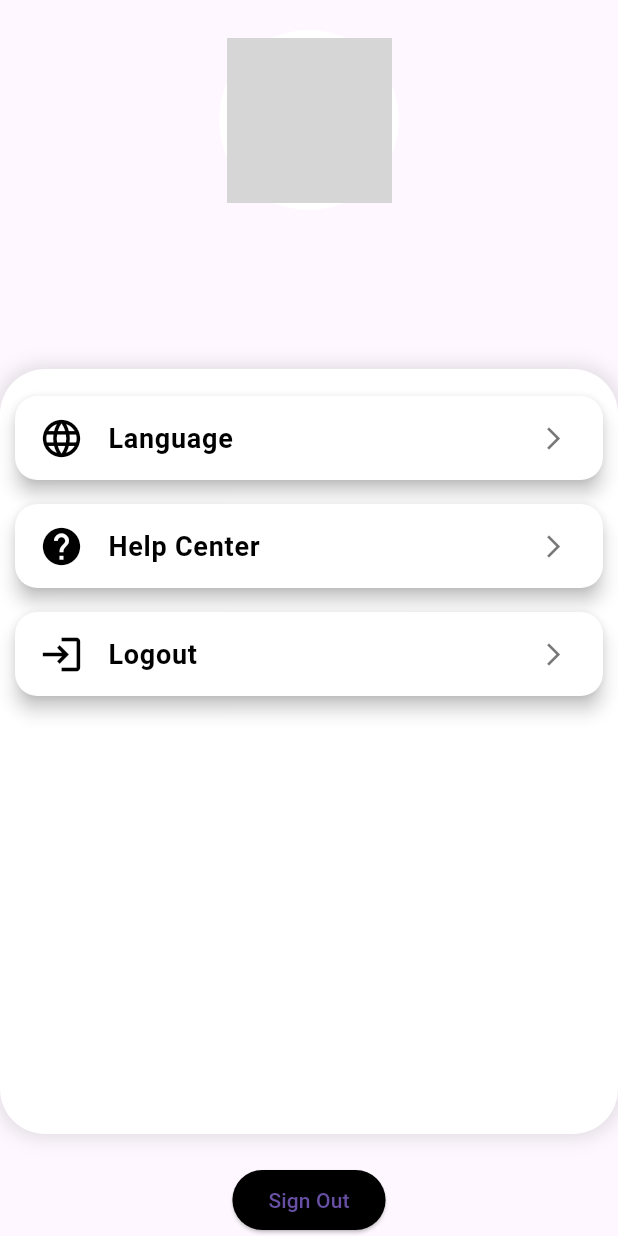
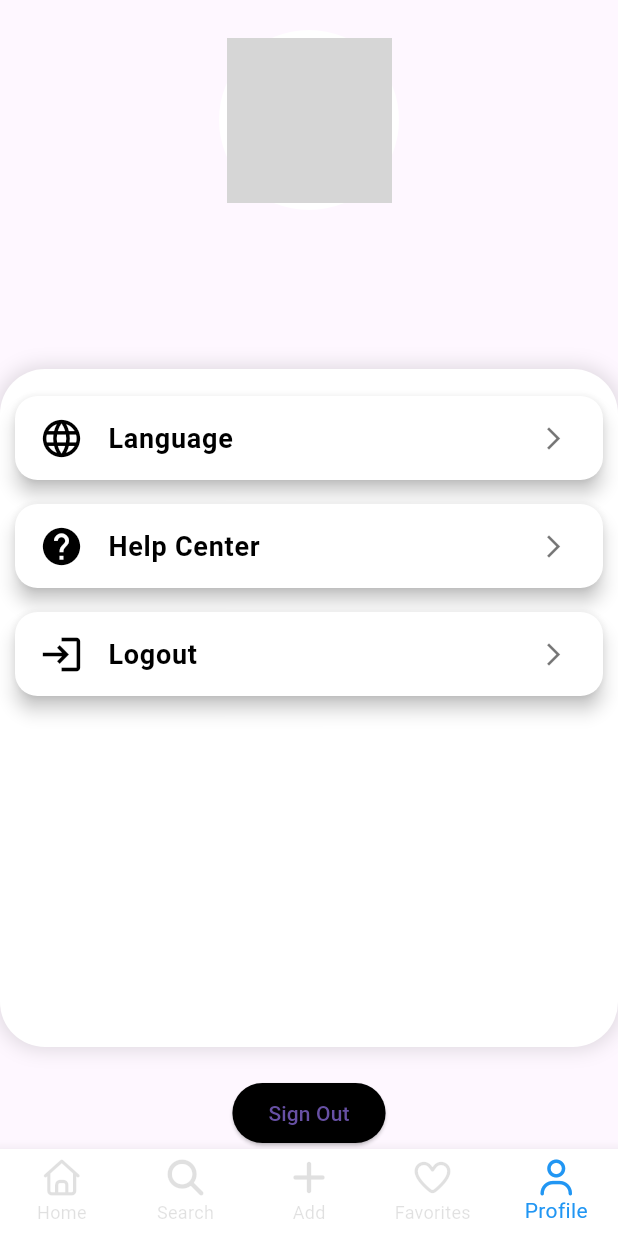
Before and after one commit to ameen055/spotify_clone, a Flutter app: the screen it shows once a user with an empty profile is signed in, item 5 of the bottom bar chosen, after a tap on "Sign Out", on a phone screen of 412 x 824 dp. Run offline on Flutter 3.47's test engine with Material 3 defaults, Android fonts, the phone set to English and light mode, and no system bars; our stand-ins replace bloc, cloud_firestore, file_picker, firebase_auth, firebase_core, firebase_storage and 5 more; accounts and stored records are empty; network calls fail; grey boxes are pictures that could not be loaded.

Commit message:
updated the bottom nav bar ui & updated the hero card to dislpay login use name

```diff
--- a/lib/View/pages/favourites.dart
+++ b/lib/View/pages/favourites.dart
@@ -1,38 +1,53 @@
 import 'package:cloud_firestore/cloud_firestore.dart';
-import 'package:flutter/cupertino.dart';
 import 'package:flutter/material.dart';
 
 import '../../Data/model/audios_model.dart';
 
 class FavouritePage extends StatelessWidget {
+  const FavouritePage({super.key});
+
   @override
   Widget build(BuildContext context) {
     return Scaffold(
+      backgroundColor: Color(0xffffffff),
+      appBar: AppBar(title: Text("Favourites")),
       body: StreamBuilder<QuerySnapshot>(
         stream: FirebaseFirestore.instance
             .collection('audios')
             .where('isFavourite', isEqualTo: true)
             .snapshots(),
-        builder: (context, snapshot){
-          if(snapshot.connectionState == ConnectionState.waiting){
-            return const Center(child: CircularProgressIndicator(),);
+        builder: (context, snapshot) {
+          if (snapshot.connectionState == ConnectionState.waiting) {
+            return const Center(child: CircularProgressIndicator());
           }
-          if(!snapshot.hasData|| snapshot.data!.docs.isEmpty){
-            return const Center(child: Text("No Favourites yet"),);
+          if (!snapshot.hasData || snapshot.data!.docs.isEmpty) {
+            return const Center(child: Text("No Favourites yet"));
           }
-          final songs = snapshot.data!.docs.map((doc) => Audios.fromFirestore(doc.data()
-          as Map<String, dynamic>, docId: '')).toList();
+          final songs = snapshot.data!.docs
+              .map(
+                (doc) => Audios.fromFirestore(
+                  doc.data() as Map<String, dynamic>,
+                  docId: '',
+                ),
+              )
+              .toList();
 
           return ListView.builder(
-              itemCount: songs.length,
-              itemBuilder: (context, index){
-                final song = songs[index];
-                return ListTile(
-                  leading: Image.network(song.coverUrl, width: 50, height: 50, fit: BoxFit.cover),
-                  title:  Text(song.title),
-                  subtitle: Text(song.artist),
-                );
-              });
+            itemCount: songs.length,
+            itemBuilder: (context, index) {
+              final song = songs[index];
+              return ListTile(
+                leading: Image.network(
+                  song.coverUrl,
+                  width: 50,
+                  height: 50,
+                  fit: BoxFit.cover,
+                ),
+                title: Text(song.title),
+                subtitle: Text(song.artist),
+              );
+            },
+          );
         },
       ),
     );
--- a/lib/View/pages/home_page.dart
+++ b/lib/View/pages/home_page.dart
@@ -22,8 +22,13 @@ class HomePage extends StatefulWidget {
 class _HomePageState extends State<HomePage> {
   int _selectedIndex = 0;
 
-  List<Widget> get _pages => [homeBodyWidget()];
-
+  List<Widget> get _pages => [
+    homeBodyWidget(),
+    Container(), // Search will use showSearch, so placeholder
+    Container(), // Add will be handled separately
+    FavouritePage(),
+    ProfilePage(),
+  ];
   final storageRef = FirebaseStorage.instance.ref();
 
   Future<void> uploadSong(Audios newAudio) async {
@@ -121,7 +126,7 @@ class _HomePageState extends State<HomePage> {
   @override
   Widget build(BuildContext context) {
     return Scaffold(
-      appBar: AppBarWidget(),
+      // appBar: AppBarWidget(),
       backgroundColor: Color(0xffffffff),
       body: _pages[_selectedIndex],
       // floatingActionButtonLocation: FloatingActionButtonLocation.miniCenterDocked,
@@ -145,6 +150,7 @@ class _HomePageState extends State<HomePage> {
   Widget homeBodyWidget() {
     return ListView(
       children: [
+        SizedBox(height: 20),
         HeroCardWidget(),
         SizedBox(height: 15),
         AlbumWidget(),
--- a/lib/View/pages/profile_page.dart
+++ b/lib/View/pages/profile_page.dart
@@ -117,9 +117,10 @@ class ProfilePageState extends State<ProfilePage> {
           const SizedBox(height: 20),
           ElevatedButton(
             onPressed: _signUserOut,
+            style: ElevatedButton.styleFrom(backgroundColor: Colors.black),
             child: const Text("Sign Out"),
-            style: ElevatedButton.styleFrom(backgroundColor: Colors.black),
           ),
+
         ],
       ),
     );
--- a/lib/View/widgets/home_widget/albums.dart
+++ b/lib/View/widgets/home_widget/albums.dart
@@ -1,41 +1,44 @@
 import 'package:cloud_firestore/cloud_firestore.dart';
 import 'package:flutter/material.dart';
 import 'package:just_audio/just_audio.dart';
-
 import '../../../Data/model/audios_model.dart';
 
 class AlbumWidget extends StatefulWidget {
   const AlbumWidget({super.key});
 
   @override
-  _AlbumWidgetState createState() => _AlbumWidgetState();
+  State<AlbumWidget> createState() => _AlbumWidgetState();
 }
 
 class _AlbumWidgetState extends State<AlbumWidget> {
-  // map to hold AudioPlayer instances for each audio url
   final Map<String, AudioPlayer> _players = {};
-
-  // it will store URL od the audio currently displayed
   String? _currentUrl;
-
-  //it store the URL of the next audio tht should play
   String? _toPlayUrl;
 
-  // a Future that will fetch and preload the list of audios form firestore
-  late Future<List<Audios>> _futureAudios;
+  // Static cache so it persists even if widget is rebuilt
+  static List<Audios> _cachedAudios = [];
+  static bool _hasLoaded = false;
 
-  //it fetch audio data form firestore and preloads them using just_audio
-  Future<List<Audios>> fetchAndPreloadAudios() async {
-    // Get all documents from "audios" collection in firestore
-    final snapshot = await FirebaseFirestore.instance
-        .collection('audios')
-        .get();
-    // convert each doc to an audios object using firestore
+  bool _isLoading = false;
+
+  @override
+  void initState() {
+    super.initState();
+    if (!_hasLoaded) {
+      _isLoading = true;
+      _fetchAndPreloadAudios();
+    }
+  }
+
+  Future<void> _fetchAndPreloadAudios() async {
+    try {
+      final snapshot =
+      await FirebaseFirestore.instance.collection('audios').get();
+
       final audios = snapshot.docs
           .map((doc) => Audios.fromFirestore(doc.data(), docId: ''))
           .toList();
 
-    // for preloading the audio
       for (var song in audios) {
         if (!_players.containsKey(song.url)) {
           final player = AudioPlayer();
@@ -43,12 +46,20 @@ class _AlbumWidgetState extends State<AlbumWidget> {
             await player.setUrl(song.url);
             _players[song.url] = player;
           } catch (e) {
-          // if loading fails , print error
             print("Failed to preload ${song.url}: $e");
           }
         }
       }
-    return audios;
+
+      setState(() {
+        _cachedAudios = audios;
+        _hasLoaded = true;
+        _isLoading = false;
+      });
+    } catch (e) {
+      print("Error fetching audios: $e");
+      setState(() => _isLoading = false);
+    }
   }
 
   Future<void> _togglePlayPause(String url) async {
@@ -82,13 +93,6 @@ class _AlbumWidgetState extends State<AlbumWidget> {
     }
   }
 
-
-  @override
-  void initState() {
-    super.initState();
-    _futureAudios = fetchAndPreloadAudios();
-  }
-
   @override
   void dispose() {
     for (var player in _players.values) {
@@ -118,32 +122,24 @@ class _AlbumWidgetState extends State<AlbumWidget> {
         const SizedBox(height: 10),
         SizedBox(
           height: 160,
-          child: FutureBuilder<List<Audios>>(
-            future: _futureAudios,
-            builder: (context, snapshot) {
-              if (snapshot.connectionState == ConnectionState.waiting) {
-                return const Center(child: CircularProgressIndicator());
-              } else if (snapshot.hasError) {
-                return Center(child: Text("Error: ${snapshot.error}"));
-              } else if (!snapshot.hasData || snapshot.data!.isEmpty) {
-                return const Center(child: Text("No songs found"));
-              }
-              final audios = snapshot.data!;
-
-              return ListView.separated(
+          child: _isLoading
+              ? const Center(child: CircularProgressIndicator())
+              : _cachedAudios.isEmpty
+              ? const Center(child: Text("No songs found"))
+              : ListView.separated(
             padding: const EdgeInsets.only(left: 32.0),
             scrollDirection: Axis.horizontal,
-                itemCount: audios.length,
-                separatorBuilder: (context, index) => const SizedBox(width: 12),
+            itemCount: _cachedAudios.length,
+            separatorBuilder: (context, index) =>
+            const SizedBox(width: 12),
             itemBuilder: (context, index) {
-                  final song = audios[index];
+              final song = _cachedAudios[index];
               final isPlaying = _toPlayUrl == song.url;
 
               return SingleChildScrollView(
                 child: Column(
                   crossAxisAlignment: CrossAxisAlignment.start,
                   children: [
-                        // Image Container
                     Container(
                       height: 120,
                       width: 160,
@@ -166,11 +162,13 @@ class _AlbumWidgetState extends State<AlbumWidget> {
                               height: 120,
                               width: 160,
                               fit: BoxFit.cover,
-                                  errorBuilder: (context, error, stackTrace) {
+                              errorBuilder:
+                                  (context, error, stackTrace) {
                                 return Container(
                                   height: 120,
                                   color: Colors.grey[300],
-                                      child: const Icon(Icons.broken_image),
+                                  child: const Icon(
+                                      Icons.broken_image),
                                 );
                               },
                             ),
@@ -179,12 +177,9 @@ class _AlbumWidgetState extends State<AlbumWidget> {
                             bottom: 6,
                             right: 6,
                             child: InkWell(
-                                  onTap: () => _togglePlayPause(song.url),
+                              onTap: () =>
+                                  _togglePlayPause(song.url),
                               child: Container(
-                                    padding: const EdgeInsets.only(
-                                      bottom: 2,
-                                      right: 2,
-                                    ),
                                 width: 35,
                                 height: 35,
                                 decoration: const BoxDecoration(
@@ -196,7 +191,7 @@ class _AlbumWidgetState extends State<AlbumWidget> {
                                       ? Icons.pause
                                       : Icons.play_arrow_rounded,
                                   size: 20,
-                                      color: Color(0xff000000),
+                                  color: const Color(0xff000000),
                                 ),
                               ),
                             ),
@@ -233,8 +228,6 @@ class _AlbumWidgetState extends State<AlbumWidget> {
                 ),
               );
             },
-              );
-            },
           ),
         ),
       ],
--- a/lib/View/widgets/home_widget/hero_card.dart
+++ b/lib/View/widgets/home_widget/hero_card.dart
@@ -1,8 +1,38 @@
+import 'package:cloud_firestore/cloud_firestore.dart';
+import 'package:firebase_auth/firebase_auth.dart';
 import 'package:flutter/material.dart';
 
-class HeroCardWidget extends StatelessWidget{
+class HeroCardWidget extends StatefulWidget{
   const HeroCardWidget({super.key});
 
+  @override
+  State<HeroCardWidget> createState() => _HeroCardWidgetState();
+}
+
+class _HeroCardWidgetState extends State<HeroCardWidget> {
+  User? user = FirebaseAuth.instance.currentUser;
+  String name = "";
+
+  void _fetchUser() async {
+    if (user != null){
+      DocumentSnapshot userDoc = await FirebaseFirestore.instance
+      .collection('users')
+      .doc(user!.uid)
+      .get();
+
+      if (userDoc.exists){
+        setState(() {
+          name = userDoc['name'] ?? "";
+        });
+      }
+    }
+  }
+
+  @override
+  void initState(){
+    super.initState();
+    _fetchUser();
+  }
   @override
   Widget build(BuildContext context){
     return Padding(
@@ -11,7 +41,13 @@ class HeroCardWidget extends StatelessWidget{
         height: 130,
         width: 320,
         decoration: BoxDecoration(
-          color: Color(0xff42C83C), // Spotify green
+          gradient: LinearGradient(
+begin: Alignment.topCenter,
+end: Alignment.bottomCenter,
+              colors: [
+                Color(0xff0478ef),
+                Color(0xff4cc5fe),
+              ]),
           borderRadius: BorderRadius.circular(20),
         ),
         child: Stack(
@@ -22,35 +58,27 @@ class HeroCardWidget extends StatelessWidget{
               top: 20,
               child: Column(
                 crossAxisAlignment: CrossAxisAlignment.start,
-                children: const [
+                children: [
+                  // const Text(
+                  //   "Hi,",
+                  //   style: TextStyle(fontSize: 19, color: Colors.white70),
+                  // ),
+                  const SizedBox(height: 5),
                   Text(
-                    "New Album",
-                    style: TextStyle(fontSize: 12, color: Colors.white70),
-                  ),
-                  SizedBox(height: 5),
-                  Text(
-                    "Happier Than\nEver",
-                    style: TextStyle(
+                    "Hey $name 👋",
+
+                    style: const TextStyle(
                       fontSize: 20,
                       fontWeight: FontWeight.bold,
                       color: Colors.white,
                     ),
                   ),
-                  SizedBox(height: 5),
-                  Text(
-                    "Billie Eilish",
-                    style: TextStyle(fontSize: 14, color: Colors.white70),
+                  const SizedBox(height: 5),
+                  const Text(
+                    "What you want to here \ntoday?",
+                    style: TextStyle(fontSize: 16, color: Colors.white70),
                   ),
                 ],
-              ),
-            ),
-
-            // Right Image
-            Align(
-              alignment: Alignment.bottomRight,
-              child: Padding(
-                padding: const EdgeInsets.only(right: 10),
-                child: Image.asset("assets/home_topbillie.png"),
               ),
             ),
           ],
--- a/lib/View/widgets/home_widget/nav_bar.dart
+++ b/lib/View/widgets/home_widget/nav_bar.dart
@@ -1,6 +1,6 @@
 import 'package:cloud_firestore/cloud_firestore.dart';
 import 'package:flutter/material.dart';
-import 'package:study_flutter/View/pages/favourites.dart';
+import 'package:font_awesome_flutter/font_awesome_flutter.dart';
 import 'package:study_flutter/View/pages/profile_page.dart';
 import '../../../Controller/utilities/pick_uploadfile.dart';
 import '../../../Data/model/audios_model.dart';
@@ -23,7 +23,6 @@ class BottomNavWidget extends StatefulWidget {
 class _BottomNavWidgetState extends State<BottomNavWidget> {
   final uploadService = UploadService();
 
-
   Future<void> _openSearch(BuildContext context) async {
     final snapshot = await FirebaseFirestore.instance
         .collection('audios')
@@ -40,49 +39,47 @@ class _BottomNavWidgetState extends State<BottomNavWidget> {
   Widget build(BuildContext context) {
     return BottomNavigationBar(
       type: BottomNavigationBarType.fixed,
-      backgroundColor: const Color(0xff42c83c),
+      backgroundColor: const Color(0xffffffff),
       currentIndex: widget.selectedIndex,
       showSelectedLabels: true,
       showUnselectedLabels: true,
-      selectedItemColor: Colors.white,
-      unselectedItemColor: Colors.white70,
+      selectedItemColor: Colors.blue.shade500,
+      unselectedItemColor: Colors.black12,
       items: const [
         BottomNavigationBarItem(
-          icon: Icon(Icons.home_rounded),
+          icon: FaIcon(FontAwesomeIcons.house), // instead of Icons.home
           label: 'Home',
         ),
         BottomNavigationBarItem(
-          icon: Icon(Icons.search),
+          icon: FaIcon(
+            FontAwesomeIcons.magnifyingGlass,
+          ), // instead of Icons.search
           label: 'Search',
         ),
         BottomNavigationBarItem(
-          icon: Icon(Icons.add),
+          icon: FaIcon(FontAwesomeIcons.plus), // instead of Icons.add
           label: 'Add',
         ),
         BottomNavigationBarItem(
-          icon: Icon(Icons.favorite),
+          icon: FaIcon(FontAwesomeIcons.heart), // instead of Icons.favorite
           label: 'Favorites',
         ),
         BottomNavigationBarItem(
-          icon: Icon(Icons.person),
+          icon: FaIcon(FontAwesomeIcons.user), // instead of Icons.person
           label: 'Profile',
         ),
       ],
         onTap: (index) async {
+          widget.onTabSelected(index);
+
           if (index == 1) {
-          // Search
             await _openSearch(context);
           } else if (index == 2) {
-          // Add → pick and upload file
             await uploadService.pickAndUploadFile(context);
-        } else if  (index == 3){
-          Navigator.push(context, MaterialPageRoute(builder: (_) => FavouritePage()),
-    );
-        } else if (index == 4){
-        Navigator.push(context, MaterialPageRoute(builder: (_) => ProfilePage()),
-        );
           }
-        },
+          // No more Navigator.push for index 3 or 4
+        }
+
     );
   }
 }
--- a/pubspec.yaml
+++ b/pubspec.yaml
@@ -41,6 +41,7 @@ dependencies:
   flutter_bloc:
   shared_preferences:
   flutter_animate:
+  font_awesome_flutter:
 
 
 
```
Also changed, not shown: pubspec.lock. Lines whose indentation alone changed are shown as unchanged.
